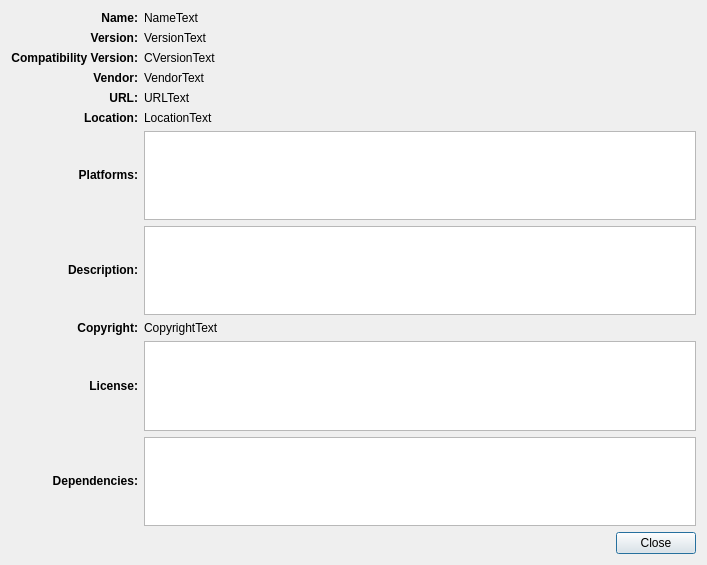
This is Source/Applications/DREAM3D/UI_Files/PluginDetails.ui in BlueQuartzSoftware/DREAM3D as Qt 5 draws it before an edit. The edited form follows.
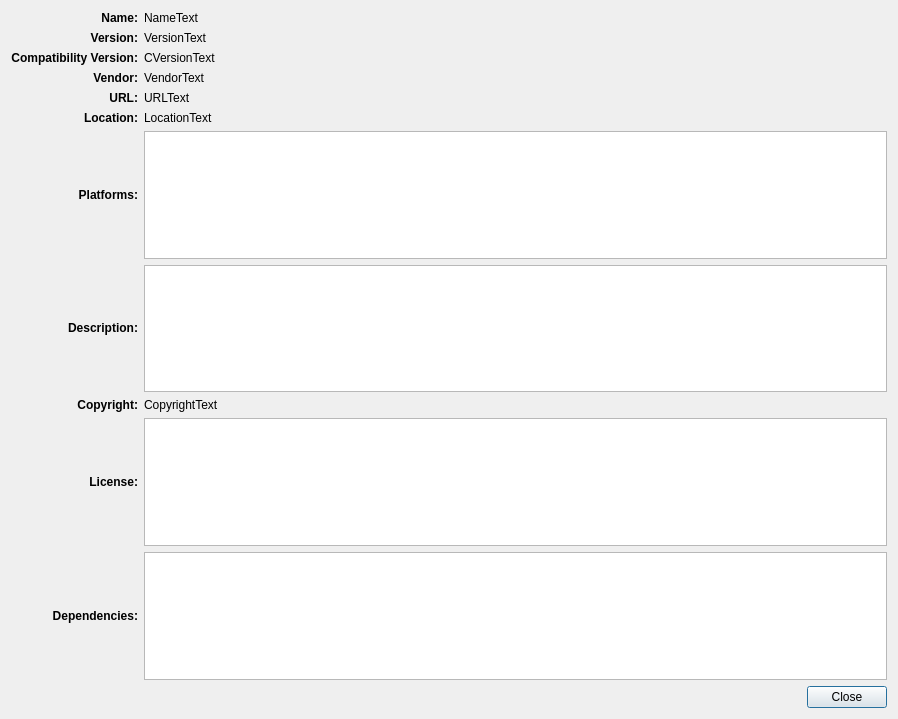
This is the edited form.

Commit message: Continued work on AboutPlugin dialog box

```diff
--- a/Source/Applications/DREAM3D/UI_Files/PluginDetails.ui
+++ b/Source/Applications/DREAM3D/UI_Files/PluginDetails.ui
@@ -6,8 +6,8 @@
    <rect>
     <x>0</x>
     <y>0</y>
-    <width>707</width>
-    <height>565</height>
+    <width>898</width>
+    <height>719</height>
    </rect>
   </property>
   <property name="minimumSize">
```
The commit also changes 6 other files.
